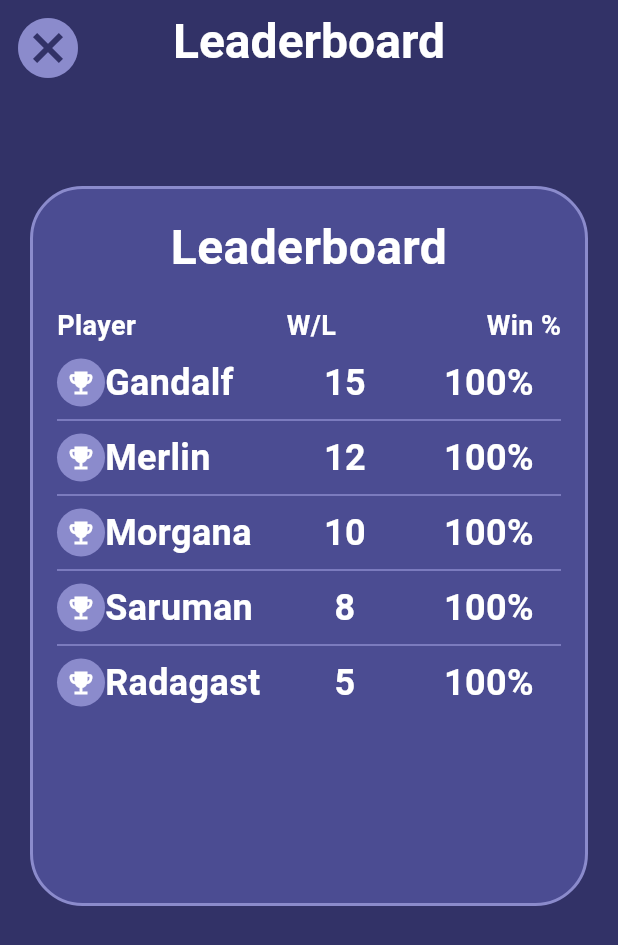
After one commit to BenjaminAyl/gr01-secret-sorcerer-2025-fall, a Flutter app: the LeaderboardView screen opened by its route, on a phone screen of 412 x 824 dp. The commit adds this screen. Shown: the top 945 px of the screen. Run offline on Flutter 3.47's test engine with Material 3 defaults, Android fonts, the phone set to English and light mode, and no system bars; our stand-ins replace cloud_firestore, firebase_auth, firebase_core, go_router, google_fonts; missing offline and left inert: flame; accounts and stored records are empty; Roboto replaces fonts that are missing (Caudex).

Commit message:
Leaderboard page made

```diff
--- a/lib/app_router.dart
+++ b/lib/app_router.dart
@@ -1,4 +1,5 @@
 import 'package:go_router/go_router.dart';
+import 'package:secret_sorcerer/views/leaderboard.dart';
 import 'package:secret_sorcerer/views/profile/edit_profile_screen.dart';
 import 'package:secret_sorcerer/views/profile/friends_screen.dart';
 import 'package:secret_sorcerer/views/join_lobby_screen.dart';
@@ -19,6 +20,7 @@ final GoRouter router = GoRouter(
     GoRoute(path: '/profile', builder:(context, state)=> ProfileScreen()),
     GoRoute(path: '/profile/edit', builder:(context, state)=> EditProfileScreen()),
     GoRoute(path: '/profile/friends', builder:(context, state)=> ManageFriendsScreen()),
+    GoRoute(path: '/leaderboard', builder:(context, state)=> LeaderboardView()),
     GoRoute(path: '/lobby/:code', builder: (context, state) => LobbyScreen(code: state.pathParameters['code']!),),
     GoRoute(path: '/game/:code', builder: (context, state) => GameScreen(code: state.pathParameters['code']!),),
     GoRoute(path: '/join', builder:(context, state)=> JoinLobbyScreen()),
--- a/lib/constants/app_spacing.dart
+++ b/lib/constants/app_spacing.dart
@@ -42,6 +42,7 @@ class AppSpacing {
   static const double cardWidthNarrow = 250;
   static const double cardWidthMedium = 320;
   static const double cardWidthWide = 400;
+  static const double cardWidthLarge = 580;
 
   static const double iconSizeSmall = 20;
   static const double iconSizeMedium = 32;
--- a/lib/views/home_screen.dart
+++ b/lib/views/home_screen.dart
@@ -79,6 +79,20 @@ class HomeScreen extends StatelessWidget {
                       ],
                     ),
                     AppSpacing.gapWL,
+                    Column(
+                      children: [
+                        GestureDetector(
+                          onTap: () => context.go('/leaderboard'),
+                          child: Image.asset(
+                            'assets/images/trophy.png',
+                            width: 70,
+                            height: 70,
+                          ),
+                        ),
+                        AppSpacing.gapXS,
+                        const Text('Leaderboard', style: TextStyles.body),
+                      ],
+                    ),
                     AppSpacing.gapWL,
                     Column(
                       children: [
--- /dev/null
+++ b/lib/views/leaderboard.dart
@@ -0,0 +1,78 @@
+import 'package:flutter/material.dart';
+import 'package:go_router/go_router.dart';
+import 'package:secret_sorcerer/constants/app_colours.dart';
+import 'package:secret_sorcerer/constants/app_spacing.dart';
+import 'package:secret_sorcerer/constants/app_text_styling.dart';
+import 'package:secret_sorcerer/controllers/user_auth.dart';
+import 'package:secret_sorcerer/models/user_model.dart';
+import 'package:secret_sorcerer/views/leaderboard/leaderboard_window.dart';
+import 'package:secret_sorcerer/widgets/buttons/primary_button.dart';
+
+class LeaderboardView extends StatefulWidget {
+  const LeaderboardView({super.key});
+
+  @override
+  State<LeaderboardView> createState() => _LeaderboardViewState();
+}
+
+class _LeaderboardViewState extends State<LeaderboardView> {
+
+  AppUser? _user;
+  final userAuth = UserAuth();
+  final List<AppUser> _allUsers = [];
+
+  @override
+  void initState() {
+    super.initState();
+    _loadUsers();
+  }
+
+  Future<void> _loadUsers() async {
+    final currentUser = await userAuth.getCurrentUser();
+    setState(() => _user = currentUser);
+  }
+
+@override
+  Widget build(BuildContext context) {
+    return Scaffold(
+      backgroundColor: AppColors.secondaryBG,
+      appBar: AppBar(
+        backgroundColor: AppColors.secondaryBG,
+        leading: IconButton(
+          icon: const Icon(
+            Icons.cancel,
+            color: AppColors.customAccent,
+            size: AppSpacing.iconSizeLarge,
+          ),
+          onPressed: () => context.go('/home'),
+        ),
+        centerTitle: true,
+        title: const Text('Leaderboard', style: TextStyles.heading),
+      ),
+      body: SafeArea(
+        child: Align(
+          alignment: Alignment.topCenter,
+          child: Padding(
+            padding: AppSpacing.screen,
+            child: Column(
+              mainAxisSize: MainAxisSize.min,
+              children: [
+                AppSpacing.gapXXL,
+                const LeaderboardWindow(
+                  leaderboardData: [
+                    {'username': 'Gandalf', 'wins': 15},
+                    {'username': 'Merlin', 'wins': 12},
+                    {'username': 'Morgana', 'wins': 10},
+                    {'username': 'Saruman', 'wins': 8},
+                    {'username': 'Radagast', 'wins': 5},
+                  ],
+                ),
+                AppSpacing.gapXXL,
+              ],
+            ),
+          ),
+        ),
+      ),
+    );
+  }
+}
--- /dev/null
+++ b/lib/views/leaderboard/leaderboard_window.dart
@@ -0,0 +1,111 @@
+import 'package:flutter/material.dart';
+import 'package:secret_sorcerer/constants/app_colours.dart';
+import 'package:secret_sorcerer/constants/app_spacing.dart';
+import 'package:secret_sorcerer/constants/app_text_styling.dart';
+
+class LeaderboardWindow extends StatelessWidget {
+  final List<Map<String, dynamic>> leaderboardData;
+
+  const LeaderboardWindow({super.key, required this.leaderboardData});
+
+  @override
+  Widget build(BuildContext context) {
+    return Center(
+      child: Container(
+        width: AppSpacing.cardWidthLarge,
+        height: AppSpacing.buttonHeightLarge * 6,
+        padding: const EdgeInsets.all(16),
+        decoration: BoxDecoration(
+          color: AppColors.secondaryBrand,
+          borderRadius: BorderRadius.circular(AppSpacing.radiusButton),
+          border: Border.all(
+            color: AppColors.customAccent,
+            width: 2.0,
+          ),
+        ),
+        child: Column(
+          crossAxisAlignment: CrossAxisAlignment.center,
+          children: [
+            Text(
+              'Leaderboard',
+              style: TextStyles.heading,
+              textAlign: TextAlign.center,
+            ),
+            AppSpacing.gapM,
+            Row(
+              mainAxisAlignment: MainAxisAlignment.spaceBetween,
+              children: [
+                Text(
+                  'Player',
+                  style: TextStyles.body,
+                ),
+                Text(
+                  'W/L',
+                  style: TextStyles.body,
+                ),
+                Text(
+                  'Win %',
+                  style: TextStyles.body,
+                )
+              ],
+            ),
+            AppSpacing.gapS,
+            Expanded(
+              child: ListView.separated(
+                itemCount: leaderboardData.length,
+                separatorBuilder: (_, __) => Divider(
+                  color: AppColors.customAccent,
+                  height: 16,
+                ),
+                itemBuilder: (context, index) {
+                  final entry = leaderboardData[index];
+                  return Row(
+                    children: [
+                      Expanded(
+                        flex: 3,
+                          child: Row(
+                            children: [
+                              CircleAvatar(
+                                radius: 16,
+                                backgroundColor: AppColors.customAccent,
+                                child: const Icon(
+                                  Icons.emoji_events,
+                                  color: Colors.white,
+                                  size: 20,
+                                ),
+                              ),
+                              AppSpacing.gapL,
+                              Text(
+                                entry['username'],
+                                style: TextStyles.subheading,
+                              )
+                            ]
+                          ),
+                      ),
+                      Expanded(
+                        flex: 2,
+                        child: Text(
+                          entry['wins'].toString(),
+                          style: TextStyles.subheading,
+                          textAlign: TextAlign.center,
+                        ),
+                      ),
+                      Expanded(
+                        flex: 2,
+                        child: Text(
+                          "100%",
+                          style: TextStyles.subheading,
+                          textAlign: TextAlign.center,
+                        ),
+                      ),
+                    ],
+                  );
+                },
+              ),
+            ),
+          ],
+        ),
+      ),
+    );
+  }
+}
--- a/pubspec.yaml
+++ b/pubspec.yaml
@@ -28,5 +28,6 @@ flutter:
   assets:
     - assets/images/tome.png
     - assets/images/wizard_hat.png
+    - assets/images/trophy.png
     - assets/textures/fog.png
     - assets/textures/fog2.png
```
Also changed, not shown: assets/images/trophy.png (added).
